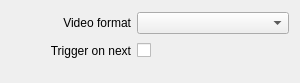
This is src/Widgets/Inspector/Atem/InspectorAtemVideoFormatWidget.ui in CasparCG/client as Qt 5 draws it before an edit. The edited form follows.
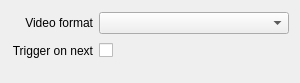
This is the edited form.

Commit message: Remove minimumSize constraint from labels

The edit to the form file:
```diff
--- a/src/Widgets/Inspector/Atem/InspectorAtemVideoFormatWidget.ui
+++ b/src/Widgets/Inspector/Atem/InspectorAtemVideoFormatWidget.ui
@@ -32,12 +32,6 @@
    </item>
    <item row="0" column="0">
     <widget class="QLabel" name="labelFormat">
-     <property name="minimumSize">
-      <size>
-       <width>120</width>
-       <height>0</height>
-      </size>
-     </property>
      <property name="text">
       <string>Video format</string>
      </property>
@@ -75,12 +69,6 @@
    </item>
    <item row="1" column="0">
     <widget class="QLabel" name="labelTriggerOnNext">
-     <property name="minimumSize">
-      <size>
-       <width>120</width>
-       <height>0</height>
-      </size>
-     </property>
      <property name="text">
       <string>Trigger on next</string>
      </property>
```
The commit also changes 53 other files.
